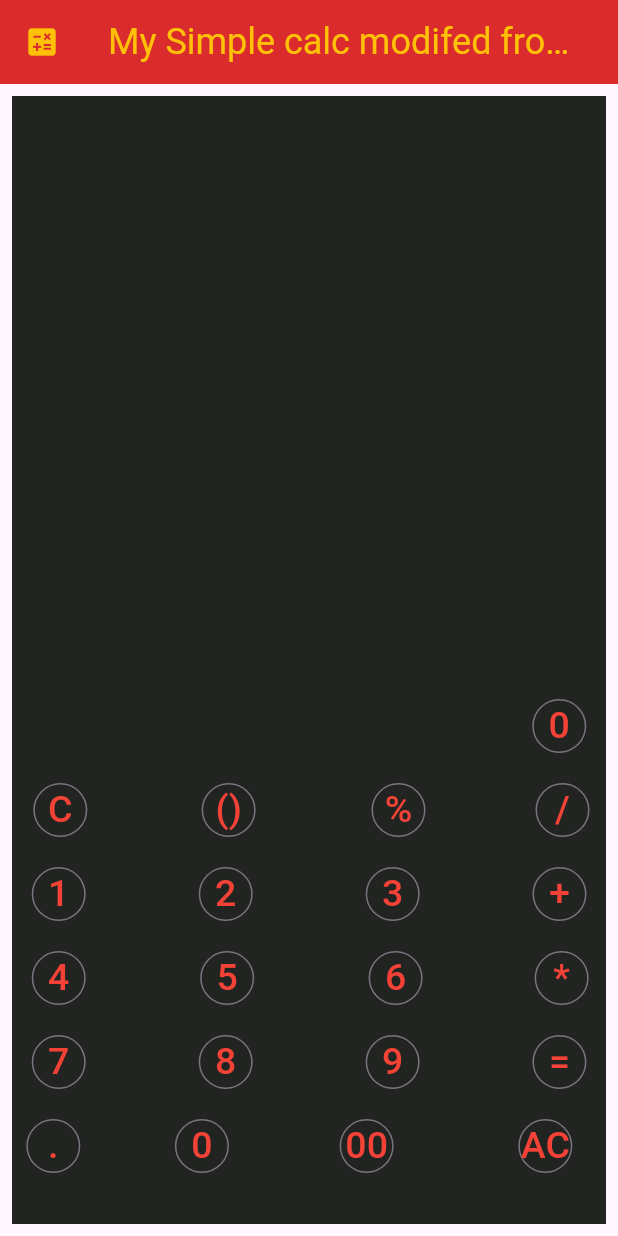
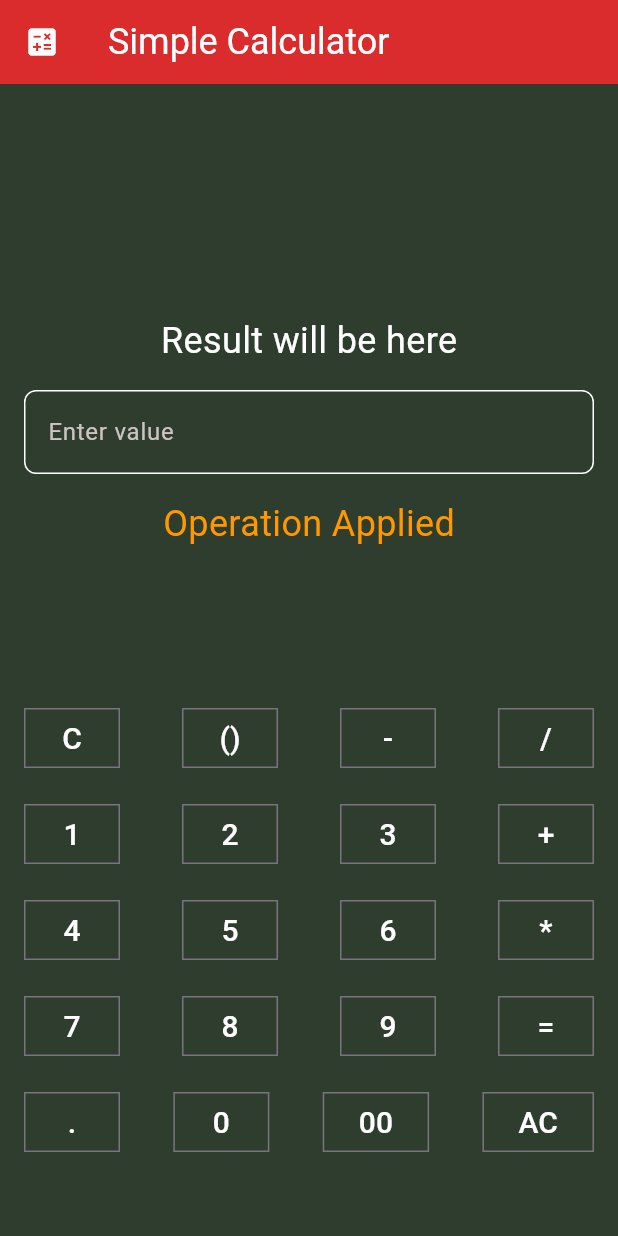
Before and after one commit to ashwanisohaan/cooklog, a Flutter app: the screen it shows after launch, on a phone screen of 412 x 824 dp. Run offline on Flutter 3.47's test engine with Material 3 defaults, Android fonts, the phone set to English and light mode, and no system bars.

Commit message:
calculator created basic

```diff
--- a/lib/components/screens/calculator.dart
+++ /dev/null
@@ -1,87 +0,0 @@
-import 'package:flutter/material.dart';
-import 'package:my_first_flutter_app/components/ui_elements/app_buttons.dart';
-
-class Calculator extends StatelessWidget {
-  @override
-  Widget build(BuildContext context) {
-    return Scaffold(
-        appBar: AppBar(
-          title: Text(
-            'My Simple calc modifed from sukhwant',
-            style: TextStyle(
-              color: Colors.amber,
-              fontSize: 24,
-            ),
-          ),
-          leading: Icon(
-            Icons.calculate,
-            color: Colors.amber,
-          ),
-          backgroundColor: const Color.fromARGB(255, 218, 44, 44),
-        ),
-        body: Container(
-          color: const Color.fromARGB(255, 34, 36, 34),
-          margin: EdgeInsets.all(8),
-          child: Center(
-            child: Column(
-                mainAxisAlignment: MainAxisAlignment.end,
-                //crossAxisAlignment: CrossAxisAlignment.start,
-                spacing: 8,
-                children: [
-                  Row(
-                    mainAxisAlignment: MainAxisAlignment.end,
-                    children: [Buttons('0', 25)],
-                  ),
-                  Row(
-                    mainAxisAlignment: MainAxisAlignment.spaceBetween,
-                    children: [
-                      Buttons('C', 25),
-                      Buttons('()', 25),
-                      Buttons('%', 25),
-                      Buttons('/', 25)
-                    ],
-                  ),
-                  Row(
-                    mainAxisAlignment: MainAxisAlignment.spaceBetween,
-                    children: [
-                      Buttons('1', 25),
-                      Buttons('2', 25),
-                      Buttons('3', 25),
-                      Buttons('+', 25)
-                    ],
-                  ),
-                  Row(
-                    mainAxisAlignment: MainAxisAlignment.spaceBetween,
-                    children: [
-                      Buttons('4', 25),
-                      Buttons('5', 25),
-                      Buttons('6', 25),
-                      Buttons('*', 25)
-                    ],
-                  ),
-                  Row(
-                    mainAxisAlignment: MainAxisAlignment.spaceBetween,
-                    children: [
-                      Buttons('7', 25),
-                      Buttons('8', 25),
-                      Buttons('9', 25),
-                      Buttons('=', 25)
-                    ],
-                  ),
-                  Row(
-                    mainAxisAlignment: MainAxisAlignment.spaceBetween,
-                    children: [
-                      Buttons('.', 25),
-                      Buttons('0', 25),
-                      Buttons('00', 25),
-                      Buttons('AC', 25),
-                    ],
-                  ),
-                  SizedBox(
-                    height: 20,
-                  )
-                ]),
-          ),
-        ));
-  }
-}
--- a/lib/components/ui_elements/app_buttons.dart
+++ b/lib/components/ui_elements/app_buttons.dart
@@ -1,34 +1,19 @@
 import 'package:flutter/material.dart';
 
 class Buttons extends StatelessWidget {
-  void _Buttons() {
-    print('Button pressed from parent!');
-  }
+  final String txt;
+  final VoidCallback onTap;
 
-  final String txt;
-  final double size;
-  //final String onpressed;
-  //final Colors btnclr;
-
-  Buttons(
-    this.txt,
-    this.size,
-  );
+  Buttons(this.txt, this.onTap);
 
   @override
   Widget build(BuildContext context) {
     return OutlinedButton(
-        child: Text(
-          txt,
-          style: TextStyle(fontSize: size),
-        ),
+        child: Text(txt, style: TextStyle(fontSize: 20, height: 2)),
         style: OutlinedButton.styleFrom(
-            foregroundColor: Colors.red,
-            shape: CircleBorder(),
-            iconColor: Colors.white,
-            minimumSize: Size(5, 4)),
-        onPressed: () {
-          print('Button pressed');
-        });
+            foregroundColor: Colors.white,
+            shape: RoundedRectangleBorder(
+                borderRadius: BorderRadius.all(Radius.zero))),
+        onPressed: onTap);
   }
 }
--- /dev/null
+++ b/lib/components/ui_elements/app_textfields.dart
@@ -0,0 +1,31 @@
+import 'package:flutter/material.dart';
+
+class AppTextField extends StatelessWidget {
+  const AppTextField(this.txt, this.tec, {super.key});
+
+  final String txt;
+  final TextEditingController tec;
+
+  @override
+  Widget build(BuildContext context) {
+    return TextField(
+      style: TextStyle(color: Colors.white),
+      controller: tec,
+      decoration: InputDecoration(
+          fillColor: Colors.white,
+          labelText: txt,
+          labelStyle: TextStyle(
+            fontSize: 16,
+            color: const Color.fromARGB(255, 204, 195, 195),
+          ),
+          enabledBorder: OutlineInputBorder(
+            borderSide: BorderSide(color: Colors.white),
+            borderRadius: BorderRadius.circular(8),
+          ),
+          focusedBorder: OutlineInputBorder(
+            borderSide: BorderSide(color: Colors.red),
+            borderRadius: BorderRadius.circular(8),
+          )),
+    );
+  }
+}
--- a/lib/main.dart
+++ b/lib/main.dart
@@ -1,9 +1,7 @@
 import 'package:flutter/material.dart';
-import 'package:my_first_flutter_app/components/screens/calculator.dart';
+import 'package:my_first_flutter_app/screens/calculator.dart';
 
-void main() {
-  runApp(MyApp());
-}
+void main() => runApp(MyApp());
 
 class MyApp extends StatelessWidget {
   // This widget is the root of your application.
--- /dev/null
+++ b/lib/screens/calculator.dart
@@ -0,0 +1,168 @@
+import 'package:flutter/material.dart';
+import 'package:my_first_flutter_app/components/ui_elements/app_buttons.dart';
+import 'package:my_first_flutter_app/components/ui_elements/app_textfields.dart';
+
+class Calculator extends StatefulWidget {
+  @override
+  State<Calculator> createState() {
+    return _CalculatorState();
+  }
+}
+
+class _CalculatorState extends State<Calculator> {
+  String ops = "Operation Applied";
+  String result = "Result will be here";
+  String firstCache = "";
+  bool isOpsApplied = false;
+  final TextEditingController _textController1 = TextEditingController();
+
+  void onButtonPress(String vl) {
+    setState(() {
+      if (_textController1.text.isNotEmpty &&
+          (vl == "+" || vl == "*" || vl == "/" || vl == "-")) {
+        isOpsApplied = true;
+        ops = vl;
+        firstCache = _textController1.text;
+        _textController1.text = "";
+      } else if (vl == '1' || vl == '2' || vl == '3' || vl == '4') {
+        _textController1.text = vl;
+      } else if (vl == "AC" || vl == "=") {
+        if (vl == "=" && isOpsApplied) {
+          if (ops == "+") {
+            int rs = int.parse(firstCache) + int.parse(_textController1.text);
+            result = "Result of $ops is $rs";
+          } else if (ops == "*") {
+            int rs = int.parse(firstCache) * int.parse(_textController1.text);
+            result = "Result of $ops is $rs";
+          }
+        }
+
+        isOpsApplied = false;
+        ops = "Operation Applied";
+        _textController1.text = "";
+        firstCache = "";
+      }
+    });
+
+    print(vl);
+  }
+
+  @override
+  Widget build(BuildContext context) {
+    return Scaffold(
+        appBar: AppBar(
+          title: Text(
+            'Simple Calculator',
+            style: TextStyle(color: Colors.white, fontSize: 24),
+          ),
+          leading: Icon(Icons.calculate, color: Colors.white),
+          backgroundColor: const Color.fromARGB(255, 218, 44, 44),
+        ),
+        body: Container(
+          color: const Color.fromARGB(255, 47, 61, 47),
+          padding: EdgeInsets.all(16),
+          child: Center(
+            child: Column(
+                mainAxisAlignment: MainAxisAlignment.end,
+                //crossAxisAlignment: CrossAxisAlignment.start,
+                spacing: 16,
+                children: [
+                  Text(result,
+                      style: TextStyle(color: Colors.white, fontSize: 24)),
+                  AppTextField("Enter value", _textController1),
+                  Text(ops,
+                      style: TextStyle(color: Colors.orange, fontSize: 24)),
+                  Text(firstCache,
+                      style: TextStyle(color: Colors.white, fontSize: 24)),
+                  SizedBox(height: 20),
+                  Row(
+                    mainAxisAlignment: MainAxisAlignment.spaceBetween,
+                    children: [
+                      Buttons('C', () {
+                        onButtonPress("C");
+                      }),
+                      Buttons('()', () {
+                        onButtonPress("()");
+                      }),
+                      Buttons('-', () {
+                        onButtonPress("-");
+                      }),
+                      Buttons('/', () {
+                        onButtonPress("/");
+                      })
+                    ],
+                  ),
+                  Row(
+                    mainAxisAlignment: MainAxisAlignment.spaceBetween,
+                    children: [
+                      Buttons('1', () {
+                        onButtonPress("1");
+                      }),
+                      Buttons('2', () {
+                        onButtonPress("2");
+                      }),
+                      Buttons('3', () {
+                        onButtonPress("3");
+                      }),
+                      Buttons('+', () {
+                        onButtonPress("+");
+                      })
+                    ],
+                  ),
+                  Row(
+                    mainAxisAlignment: MainAxisAlignment.spaceBetween,
+                    children: [
+                      Buttons('4', () {
+                        onButtonPress("4");
+                      }),
+                      Buttons('5', () {
+                        onButtonPress("5");
+                      }),
+                      Buttons('6', () {
+                        onButtonPress("6");
+                      }),
+                      Buttons('*', () {
+                        onButtonPress("*");
+                      })
+                    ],
+                  ),
+                  Row(
+                    mainAxisAlignment: MainAxisAlignment.spaceBetween,
+                    children: [
+                      Buttons('7', () {
+                        onButtonPress("7");
+                      }),
+                      Buttons('8', () {
+                        onButtonPress("8");
+                      }),
+                      Buttons('9', () {
+                        onButtonPress("9");
+                      }),
+                      Buttons('=', () {
+                        onButtonPress("=");
+                      })
+                    ],
+                  ),
+                  Row(
+                    mainAxisAlignment: MainAxisAlignment.spaceBetween,
+                    children: [
+                      Buttons('.', () {
+                        onButtonPress(".");
+                      }),
+                      Buttons('0', () {
+                        onButtonPress("0");
+                      }),
+                      Buttons('00', () {
+                        onButtonPress("00");
+                      }),
+                      Buttons('AC', () {
+                        onButtonPress("AC");
+                      }),
+                    ],
+                  ),
+                  SizedBox(height: 20)
+                ]),
+          ),
+        ));
+  }
+}
--- a/pubspec.yaml
+++ b/pubspec.yaml
@@ -3,7 +3,7 @@ description: A new Flutter project.
 
 # The following line prevents the package from being accidentally published to
 # pub.dev using `pub publish`. This is preferred for private packages.
-publish_to: 'none' # Remove this line if you wish to publish to pub.dev
+publish_to: "none" # Remove this line if you wish to publish to pub.dev
 
 # The following defines the version and build number for your application.
 # A version number is three numbers separated by dots, like 1.2.43
@@ -18,12 +18,11 @@ publish_to: 'none' # Remove this line if you wish to publish to pub.dev
 version: 1.0.0+1
 
 environment:
-  sdk: ">=2.12.0 <3.0.0"
+  sdk: ">=2.17.0 <3.0.0"
 
 dependencies:
   flutter:
     sdk: flutter
-
 
   # The following adds the Cupertino Icons font to your application.
   # Use with the CupertinoIcons class for iOS style icons.
@@ -38,7 +37,6 @@ dev_dependencies:
 
 # The following section is specific to Flutter.
 flutter:
-
   # The following line ensures that the Material Icons font is
   # included with your application, so that you can use the icons in
   # the material Icons class.
```
Also changed, not shown: analysis_options.yaml (added, +27 -0 lines), lib/components/ui_elements/OnPressed.dart (deleted, +0 -14 lines), lib/screens/login_screen.dart (renamed from lib/components/screens/login_screen.dart), pubspec.lock, 63 other files.
